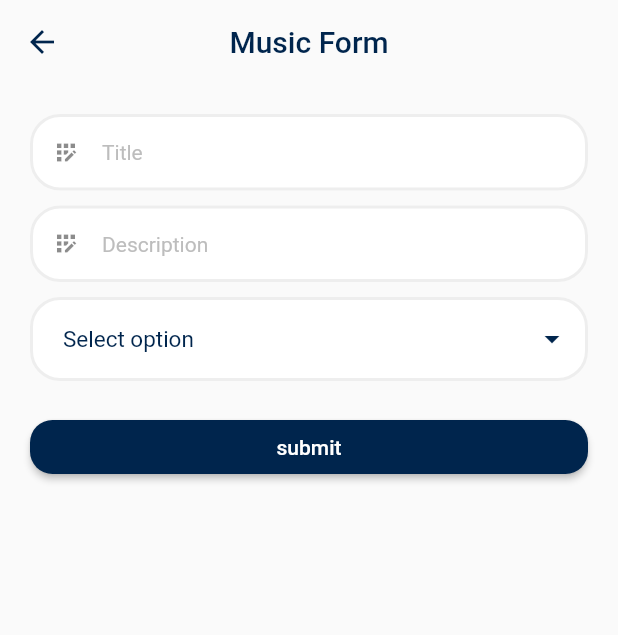
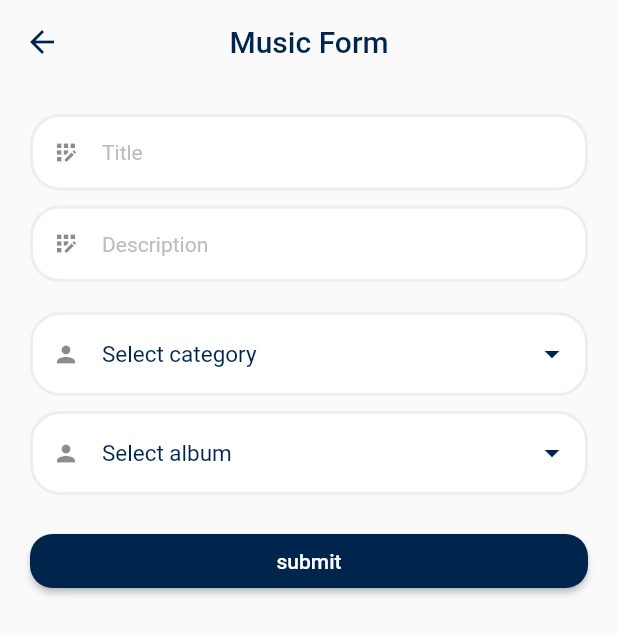
Before and after one commit to RegisSalesRA/flutter_sqflite, a Flutter app: the MusicScreenForm screen opened directly, on a phone screen of 412 x 824 dp. Shown: the top 635 px of the screen. Run offline on Flutter 3.47's test engine with Material 2 defaults, Android fonts, the phone set to English and light mode, and no system bars; our stand-ins replace sqflite; accounts and stored records are empty.

Commit message:
category start form

```diff
--- a/lib/src/modules/music/music_form.dart
+++ b/lib/src/modules/music/music_form.dart
@@ -21,6 +21,12 @@ class _MusicScreenFormState extends State<MusicScreenForm> {
   final titleController = TextEditingController();
   final descriptionController = TextEditingController();
   final choice = TextEditingController();
+
+  late Future<List<Category>> categoriesList;
+
+  Future<List<Category>> _getCategory() async {
+    return await _databaseService.categories();
+  }
 
   Future<void> _onSave() async {
     widget.music == null
@@ -55,6 +61,9 @@ class _MusicScreenFormState extends State<MusicScreenForm> {
       titleController.text = widget.music!.title!;
       descriptionController.text = widget.music!.description!;
     }
+
+    categoriesList = _getCategory();
+    print(categoriesList);
   }
 
   @override
@@ -99,7 +108,37 @@ class _MusicScreenFormState extends State<MusicScreenForm> {
                 const SizedBox(
                   height: 10,
                 ),
-                // DropDown
+
+                // Aqui
+
+                FutureBuilder<List<Category>>(
+                    future: categoriesList,
+                    builder: (context, snapshot) {
+                      if (snapshot.connectionState == ConnectionState.waiting) {
+                        return const Center(
+                          child: CircularProgressIndicator(),
+                        );
+                      } else if (snapshot.hasData && !snapshot.hasError) {
+                        return Padding(
+                          padding: const EdgeInsets.symmetric(
+                              horizontal: 8.0, vertical: 5.0),
+                          child: ListView.builder(
+                            physics: const BouncingScrollPhysics(),
+                            shrinkWrap: true,
+                            itemCount: snapshot.data!.length,
+                            itemBuilder: (context, index) {
+                              final music = snapshot.data![index];
+                              return Text(
+                                  snapshot.data![index].name.toString());
+                            },
+                          ),
+                        );
+                      } else {
+                        return const Center(child: Text("Nenhuma Categoria"));
+                      }
+                    }),
+
+                // end
                 DropDownWidget(
                   dropdownItens: categoriaMap.map(
                     (val) {
@@ -110,20 +149,14 @@ class _MusicScreenFormState extends State<MusicScreenForm> {
                     },
                   ).toList(),
                   hint: choice.text == ''
-                      ? const Padding(
-                          padding: EdgeInsets.fromLTRB(10, 0, 0, 0),
-                          child: Text(
-                            'Select option',
-                            style: TextStyle(
-                                fontSize: 15, color: Palette.primaryColor),
-                          ),
+                      ? const Text(
+                          'Select category',
+                          style: TextStyle(
+                              fontSize: 15, color: Palette.primaryColor),
                         )
-                      : Padding(
-                          padding: const EdgeInsets.fromLTRB(10, 0, 0, 0),
-                          child: Text(
-                            choice.text,
-                            style: const TextStyle(color: Palette.primaryColor),
-                          ),
+                      : Text(
+                          choice.text,
+                          style: const TextStyle(color: Palette.primaryColor),
                         ),
                   getValue: (val) {
                     setState(
@@ -133,7 +166,36 @@ class _MusicScreenFormState extends State<MusicScreenForm> {
                     );
                   },
                 ),
-                // DropDown
+                const SizedBox(
+                  height: 10,
+                ),
+                DropDownWidget(
+                  dropdownItens: categoriaMap.map(
+                    (val) {
+                      return DropdownMenuItem<String>(
+                        value: val["name"],
+                        child: Text(val["name"]),
+                      );
+                    },
+                  ).toList(),
+                  hint: choice.text == ''
+                      ? const Text(
+                          'Select album',
+                          style: TextStyle(
+                              fontSize: 15, color: Palette.primaryColor),
+                        )
+                      : Text(
+                          choice.text,
+                          style: const TextStyle(color: Palette.primaryColor),
+                        ),
+                  getValue: (val) {
+                    setState(
+                      () {
+                        choice.text = val!;
+                      },
+                    );
+                  },
+                ),
                 const SizedBox(
                   height: 20,
                 ),
--- a/lib/src/modules/music/music_screen.dart
+++ b/lib/src/modules/music/music_screen.dart
@@ -4,8 +4,6 @@ import 'package:flutter_sqlite/data/database_service.dart';
 import 'package:flutter_sqlite/model/music.dart';
 
 import 'package:flutter_sqlite/src/modules/music/music_form.dart';
-
-import '../../../animations/animations.dart';
 import '../../widgets/widgets.dart';
 
 class MusicScreen extends StatefulWidget {
@@ -103,7 +101,8 @@ class _MusicScreenState extends State<MusicScreen> {
                 } else {
                   return const Center(child: Text("Nenhum dado cadastrado"));
                 }
-              })),
+              }),
+              ),
     );
   }
 }
--- a/lib/src/widgets/appbar_widget.dart
+++ b/lib/src/widgets/appbar_widget.dart
@@ -25,7 +25,7 @@ class AppBarWidget extends StatelessWidget implements PreferredSizeWidget {
         title,
         style: const TextStyle(color: Palette.primaryColor),
       ),
-      leading: onTap == null ? SizedBox() : InkWell(
+      leading: onTap == null ? const SizedBox() : InkWell(
           onTap: onTap,
           child: const Icon(
             Icons.arrow_back,
--- a/lib/src/widgets/custom_dropdown_widget.dart
+++ b/lib/src/widgets/custom_dropdown_widget.dart
@@ -30,6 +30,9 @@ class _DropDownWidgetState extends State<DropDownWidget> {
         //       }
         //      return null;
         //    },
+        decoration: const InputDecoration(
+          prefixIcon: Icon(Icons.person),
+        ),
         hint: widget.hint,
         elevation: 16,
         isExpanded: true,
--- a/lib/src/widgets/detail_screen.dart
+++ b/lib/src/widgets/detail_screen.dart
@@ -1,4 +1,4 @@
-import 'package:flutter/cupertino.dart';
+
 import 'package:flutter/material.dart';
 import 'package:flutter_sqlite/src/widgets/widgets.dart';
 import '../../config/config.dart';
```
